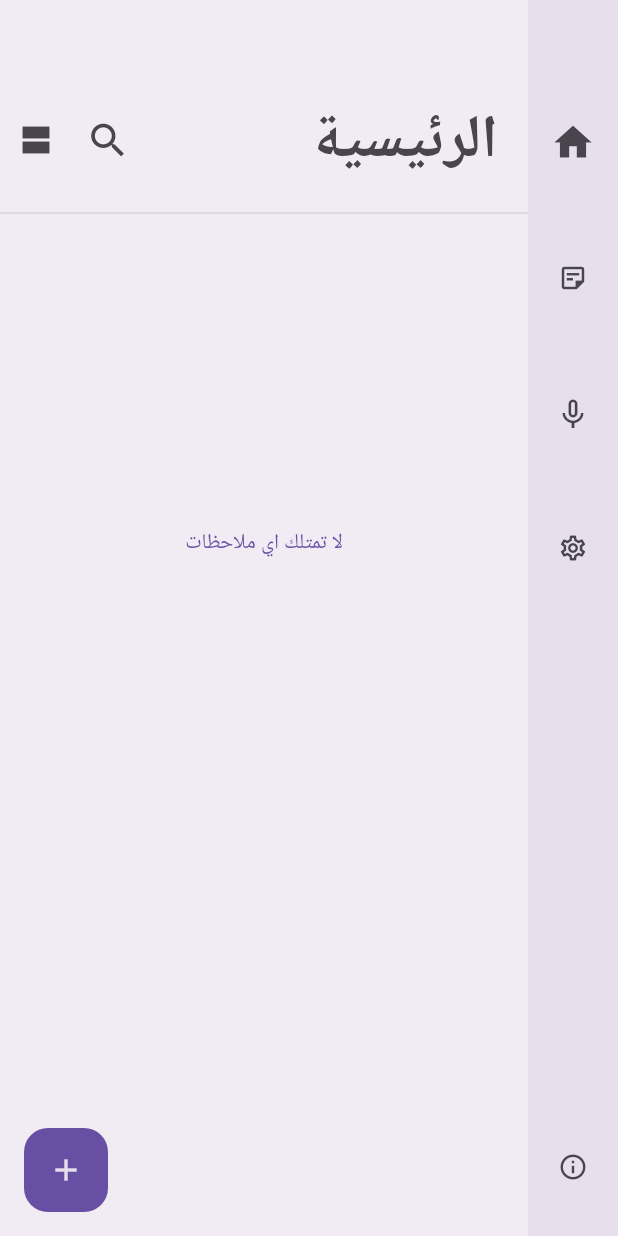
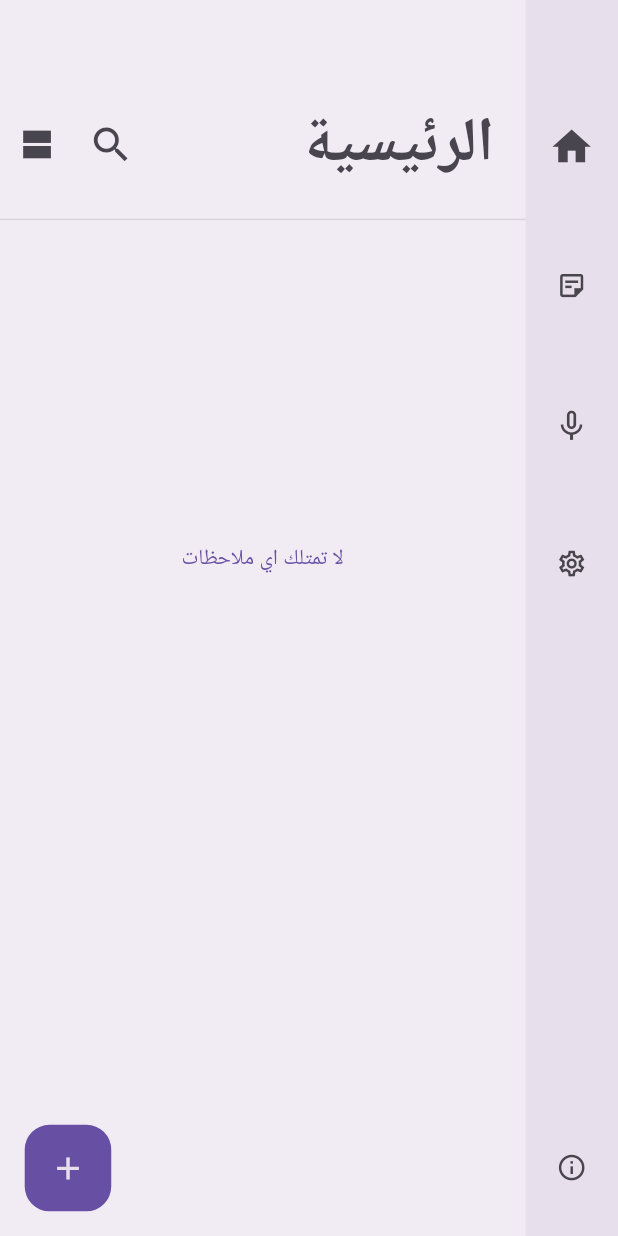
Before and after one commit to MoazSalem/Colorful_Notes, a Flutter app: the screen it shows after launch, after a tap on "En", after a tap on "تخطي", after a tap on "START", on a phone screen of 412 x 824 dp. Run offline on Flutter 3.47's test engine with Material 2 defaults, Android fonts, the light colour scheme and no system bars; drawn by our look-alikes of dynamic_color; our stand-ins replace audioplayers, easy_localization, flutter_bloc, hive, hive_flutter, lottie and 5 more; missing offline and left inert: material_dialogs, record, switcher_button; accounts and stored records are empty; project files that could hold a hidden picture were left out.

Commit message:
Small Changes

```diff
--- a/assets/translations/ar.json
+++ b/assets/translations/ar.json
@@ -39,6 +39,7 @@
   "sShow Edited": "اظهار 'معدلة' على الملاحظات",
   "sColorful": "يجعل التطبيق ملئ بالاوان اكثر",
   "Colorful": "الوان اكثر",
+  "Empty": "فارغ",
   "sHarmonizeColors": "تغير جميع الوان التطبيق الاساسية للتتماشى مع الثيم الحالي",
   "harmonize Colors": "تنسيق الالوان",
   "Backup": "نسخ احتياطي",
--- a/assets/translations/en.json
+++ b/assets/translations/en.json
@@ -16,6 +16,7 @@
   "sAmoled Mode": "Change dark modes style",
   "Darker Colors": "Darker Colors",
   "sDarker Colors": "Enable dimmer colors",
+  "Empty": "Empty",
   "Side Bar": "Sidebar",
   "sSide Bar": "Change Sidebars placement",
   "Light": "Light",
--- a/lib/main.dart
+++ b/lib/main.dart
@@ -5,6 +5,7 @@ import 'package:hive_flutter/hive_flutter.dart';
 import 'package:flutter_bloc/flutter_bloc.dart';
 import 'package:notes/Bloc/notes_bloc.dart';
 import 'package:notes/Data/theme.dart';
+import 'package:responsive_framework/responsive_wrapper.dart';
 import 'Screens/home_screen.dart';
 import 'Screens/on_boarding.dart';
 
@@ -41,6 +42,17 @@ class MyApp extends StatelessWidget {
           var B = NotesBloc.get(context);
           return DynamicColorBuilder(builder: (lightColorScheme, darkColorScheme) {
             return MaterialApp(
+                builder: (context, child) => ResponsiveWrapper.builder(child,
+                    maxWidth: 1200,
+                    minWidth: 400,
+                    defaultScale: true,
+                    breakpoints: [
+                      const ResponsiveBreakpoint.autoScale(600, scaleFactor: 0.9),
+                      const ResponsiveBreakpoint.autoScale(800, scaleFactor: 1.0),
+                      const ResponsiveBreakpoint.autoScale(1000, scaleFactor: 1.0),
+                      const ResponsiveBreakpoint.autoScale(1200, scaleFactor: 1.0),
+                    ],
+                    background: Container(color: Colors.black)),
                 initialRoute: '/',
                 debugShowCheckedModeBanner: false,
                 title: 'Colorful Notes',
```
Also changed, not shown: lib/Widgets/notes.dart (+4 -9 lines), pubspec.yaml (+6 -6 lines), pubspec.lock.
